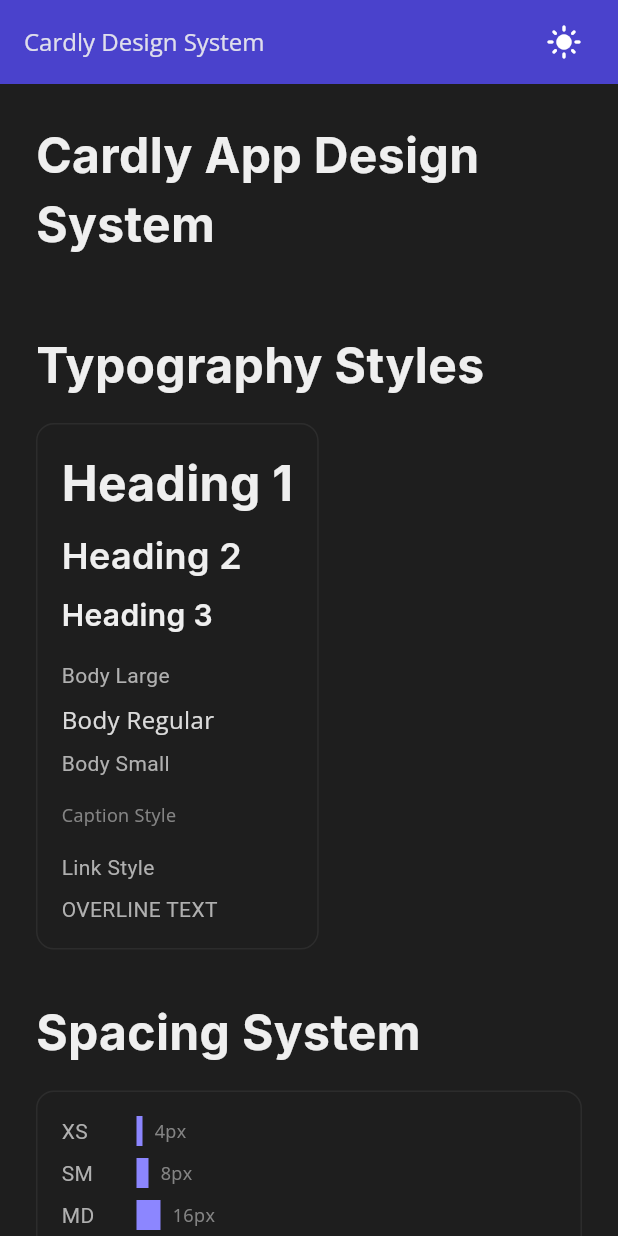
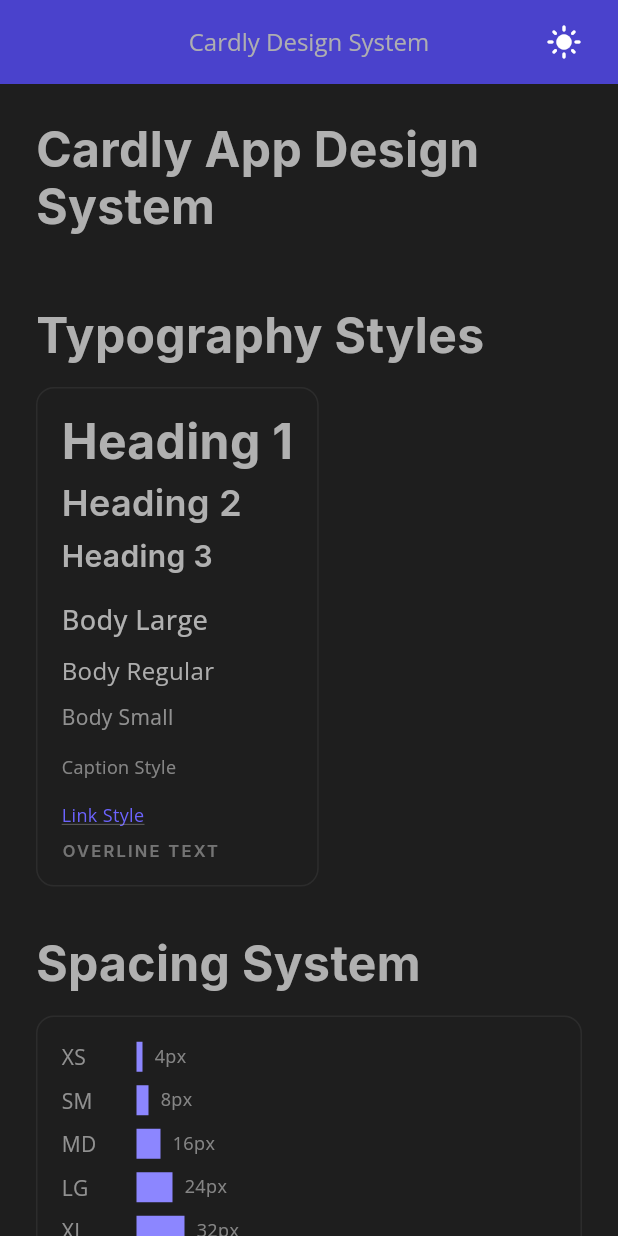
Before and after one commit to 2EDX7/Cardly, a Flutter app: the screen it shows after launch, after a tap on the "dark mode" icon, on a phone screen of 412 x 824 dp. Run offline on Flutter 3.47's test engine with Material 3 defaults, Android fonts, the phone set to English and light mode, and no system bars; our stand-ins replace google_fonts.

Commit message:
Refactor: Update Design System Architecture

```diff
--- a/flutter app/lib/theme/colors.dart
+++ b/flutter app/lib/theme/colors.dart
@@ -1,7 +1,8 @@
 import 'package:flutter/material.dart';
 
+/// Central color palette for the application
 class AppColors {
-  // 🔹 Brand colors
+  // 🔹 Brand Colors
   static const Color primary = Color(0xFF6C63FF);
   static const Color primaryLight = Color(0xFF8C86FF);
   static const Color primaryDark = Color(0xFF4A42CC);
@@ -10,20 +11,30 @@
   static const Color secondaryLight = Color(0xFFFF8CA3);
   static const Color secondaryDark = Color(0xFFCC4A65);
 
-  // 🔹 Status colors
+  // 🔹 Status Colors
   static const Color success = Color(0xFF4CAF50);
   static const Color error = Color(0xFFF44336);
   static const Color warning = Color(0xFFFFC107);
 
-  // 🔹 Light theme
+  // 🔹 Light Theme - Background & Surface
   static const Color lightBackground = Color(0xFFF9F9F9);
   static const Color lightSurface = Color(0xFFFFFFFF);
+
+  // 🔹 Light Theme - Text
   static const Color lightTextPrimary = Color(0xFF222222);
   static const Color lightTextSecondary = Color(0xFF666666);
+  static const Color lightTextTertiary = Color(0xFF999999);
 
-  // 🔹 Dark theme
+  // 🔹 Dark Theme - Background & Surface
   static const Color darkBackground = Color(0xFF121212);
   static const Color darkSurface = Color(0xFF1E1E1E);
+
+  // 🔹 Dark Theme - Text
   static const Color darkTextPrimary = Color(0xFFEFEFEF);
   static const Color darkTextSecondary = Color(0xFFB0B0B0);
+  static const Color darkTextTertiary = Color(0xFF808080);
+
+  // 🔹 Utility Colors
+  static const Color divider = Color(0xFFE0E0E0);
+  static const Color border = Color(0xFFD9D9D9);
 }
--- a/flutter app/lib/theme/themes.dart
+++ b/flutter app/lib/theme/themes.dart
@@ -1,62 +1,105 @@
 import 'package:flutter/material.dart';
 import 'colors.dart';
 
+/// Central theme configuration for light and dark modes
 class AppTheme {
-  static ThemeData get lightTheme => ThemeData(
+  // 🔹 Light Theme
+  static ThemeData get lightTheme => _buildTheme(
         brightness: Brightness.light,
-        colorScheme: const ColorScheme.light(
         primary: AppColors.primary,
         secondary: AppColors.secondary,
         background: AppColors.lightBackground,
         surface: AppColors.lightSurface,
         onPrimary: Colors.white,
+        onSecondary: Colors.white,
         onBackground: AppColors.lightTextPrimary,
         onSurface: AppColors.lightTextSecondary,
-        ),
-        scaffoldBackgroundColor: AppColors.lightBackground,
-        appBarTheme: const AppBarTheme(
-          backgroundColor: AppColors.primary,
-          foregroundColor: Colors.white,
-          elevation: 0,
-        ),
-        elevatedButtonTheme: ElevatedButtonThemeData(
-          style: ElevatedButton.styleFrom(
-            backgroundColor: AppColors.primary,
-            foregroundColor: Colors.white,
-            padding: const EdgeInsets.symmetric(vertical: 22),
-            shape: RoundedRectangleBorder(
-              borderRadius: BorderRadius.all(Radius.circular(16)),
-            ),
-          ),
-        ),
+        appBarBgColor: AppColors.primary,
+        buttonBgColor: AppColors.primary,
       );
 
-  static ThemeData get darkTheme => ThemeData(
+  // 🔹 Dark Theme
+  static ThemeData get darkTheme => _buildTheme(
         brightness: Brightness.dark,
-        colorScheme: const ColorScheme.dark(
         primary: AppColors.primaryLight,
         secondary: AppColors.secondaryLight,
         background: AppColors.darkBackground,
         surface: AppColors.darkSurface,
         onPrimary: Colors.white,
+        onSecondary: Colors.white,
         onBackground: AppColors.darkTextPrimary,
         onSurface: AppColors.darkTextSecondary,
+        appBarBgColor: AppColors.primaryDark,
+        buttonBgColor: AppColors.primaryLight,
+      );
+
+  /// Private method to build theme with common configurations
+  static ThemeData _buildTheme({
+    required Brightness brightness,
+    required Color primary,
+    required Color secondary,
+    required Color background,
+    required Color surface,
+    required Color onPrimary,
+    required Color onSecondary,
+    required Color onBackground,
+    required Color onSurface,
+    required Color appBarBgColor,
+    required Color buttonBgColor,
+  }) {
+    return ThemeData(
+      brightness: brightness,
+      colorScheme: ColorScheme(
+        brightness: brightness,
+        primary: primary,
+        secondary: secondary,
+        onPrimary: onPrimary,
+        onSecondary: onSecondary,
+        error: AppColors.error,
+        onError: Colors.white,
+        surface: surface,
+        onSurface: onSurface,
       ),
-        scaffoldBackgroundColor: AppColors.darkBackground,
-        appBarTheme: const AppBarTheme(
-          backgroundColor: AppColors.primaryDark,
+      scaffoldBackgroundColor: background,
+      useMaterial3: true,
+      appBarTheme: AppBarTheme(
+        backgroundColor: appBarBgColor,
         foregroundColor: Colors.white,
         elevation: 0,
+        centerTitle: true,
       ),
       elevatedButtonTheme: ElevatedButtonThemeData(
         style: ElevatedButton.styleFrom(
-            backgroundColor: AppColors.primaryLight,
+          backgroundColor: buttonBgColor,
           foregroundColor: Colors.white,
-            padding: const EdgeInsets.symmetric(vertical: 22),
+          padding: const EdgeInsets.symmetric(vertical: 22, horizontal: 24),
           shape: RoundedRectangleBorder(
-              borderRadius: BorderRadius.all(Radius.circular(16)),
+            borderRadius: BorderRadius.circular(12),
+          ),
+          textStyle: const TextStyle(
+            fontSize: 16,
+            fontWeight: FontWeight.w700,
+          ),
+        ),
+      ),
+      outlinedButtonTheme: OutlinedButtonThemeData(
+        style: ButtonStyle(
+          foregroundColor: WidgetStateProperty.all(primary),
+          textStyle: WidgetStateProperty.all(
+            const TextStyle(
+              fontSize: 16,
+              fontWeight: FontWeight.w700,
+            ),
+          ),
+          side: WidgetStateProperty.all(BorderSide(color: primary, width: 2)),
+          padding: WidgetStateProperty.all(
+            const EdgeInsets.symmetric(vertical: 22, horizontal: 24),
+          ),
+          shape: WidgetStateProperty.all(
+            RoundedRectangleBorder(borderRadius: BorderRadius.circular(12)),
           ),
         ),
       ),
     );
   }
+}
--- a/flutter app/lib/theme/typography.dart
+++ b/flutter app/lib/theme/typography.dart
@@ -1,38 +1,88 @@
 import 'package:flutter/material.dart';
 import 'package:google_fonts/google_fonts.dart';
 
+/// Typography styles for consistent text styling across the app
 class AppTextStyles {
+  // 🔹 Headings
   static TextStyle heading1(BuildContext context) => GoogleFonts.inter(
         fontSize: 32,
         fontWeight: FontWeight.bold,
-        color: Theme.of(context).colorScheme.onBackground,
+        color: Theme.of(context).colorScheme.onSurface,
+        height: 1.2,
       );
 
   static TextStyle heading2(BuildContext context) => GoogleFonts.inter(
         fontSize: 24,
         fontWeight: FontWeight.w600,
-        color: Theme.of(context).colorScheme.onBackground,
+        color: Theme.of(context).colorScheme.onSurface,
+        height: 1.2,
       );
 
   static TextStyle heading3(BuildContext context) => GoogleFonts.inter(
         fontSize: 20,
         fontWeight: FontWeight.w600,
-        color: Theme.of(context).colorScheme.onBackground,
+        color: Theme.of(context).colorScheme.onSurface,
+        height: 1.3,
       );
 
+  // 🔹 Body Text
+  static TextStyle bodyLarge(BuildContext context) => GoogleFonts.openSans(
+        fontSize: 18,
+        fontWeight: FontWeight.w500,
+        color: Theme.of(context).colorScheme.onSurface,
+        height: 1.5,
+      );
+
+  static TextStyle body(BuildContext context) => GoogleFonts.openSans(
+        fontSize: 16,
+        fontWeight: FontWeight.w400,
+        color: Theme.of(context).colorScheme.onSurface.withAlpha(250),
+        height: 1.5,
+      );
+
+  static TextStyle bodySmall(BuildContext context) => GoogleFonts.openSans(
+        fontSize: 14,
+        fontWeight: FontWeight.w400,
+        color: Theme.of(context).colorScheme.onSurface.withAlpha(200),
+        height: 1.5,
+      );
+
+  // 🔹 Button Text
   static TextStyle buttonPrimary(BuildContext context) => GoogleFonts.inter(
         fontSize: 18,
         fontWeight: FontWeight.bold,
         color: Theme.of(context).colorScheme.onPrimary,
+        height: 1.2,
       );
 
-  static TextStyle body(BuildContext context) => GoogleFonts.openSans(
-        fontSize: 16,
-        color: Theme.of(context).colorScheme.onBackground.withOpacity(0.9),
+  static TextStyle buttonSecondary(BuildContext context) => GoogleFonts.inter(
+        fontSize: 18,
+        fontWeight: FontWeight.bold,
+        color: Theme.of(context).colorScheme.primary,
+        height: 1.2,
       );
 
+  // 🔹 Caption & Overline
   static TextStyle caption(BuildContext context) => GoogleFonts.openSans(
         fontSize: 12,
-        color: Theme.of(context).colorScheme.onSurface.withOpacity(0.7),
+        fontWeight: FontWeight.w400,
+        color: Theme.of(context).colorScheme.onSurface.withAlpha(180),
+        height: 1.3,
+      );
+
+  static TextStyle linkText(BuildContext context) => GoogleFonts.openSans(
+        fontSize: 12,
+        decoration: TextDecoration.underline,
+        fontWeight: FontWeight.w400,
+        color: Theme.of(context).colorScheme.onSurface.withAlpha(180),
+        height: 1.3,
+      );
+
+  static TextStyle overline(BuildContext context) => GoogleFonts.inter(
+        fontSize: 11,
+        fontWeight: FontWeight.w600,
+        color: Theme.of(context).colorScheme.onSurface.withAlpha(150),
+        letterSpacing: 1.5,
+        height: 1.3,
       );
 }
```
Lines whose indentation alone changed are shown as unchanged.
